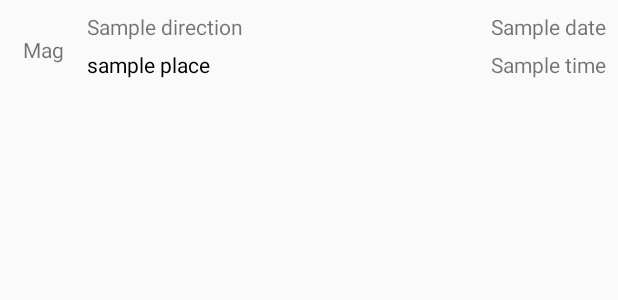
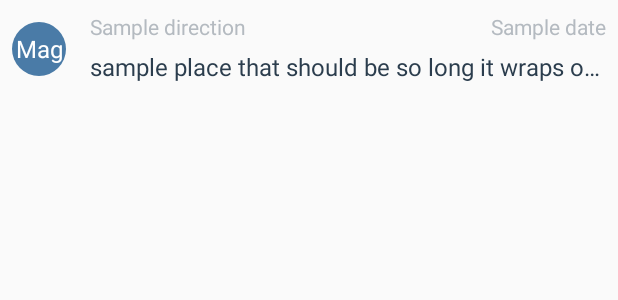
Before and after one commit to osborneandrewj/ud843-QuakeReport, an Android app: the layout quake_item.xml on its own in the app's theme, with its tools: preview values and no code run, on a phone screen of 412 x 824 dp. Shown: the top 300 px of the screen. Run offline under Robolectric (Android 15) with nearby library versions, the phone set to English and light mode, and no system bars.

```diff
--- a/app/src/main/AndroidManifest.xml
+++ b/app/src/main/AndroidManifest.xml
@@ -15,6 +15,7 @@
 -->
 <manifest xmlns:android="http://schemas.android.com/apk/res/android"
     package="com.example.android.quakereport">
+    <uses-permission android:name="android.permission.INTERNET"/>
 
     <application
         android:allowBackup="true"
--- /dev/null
+++ b/app/src/main/res/drawable/magnitude_circle.xml
@@ -0,0 +1,10 @@
+<?xml version="1.0" encoding="utf-8"?>
+<shape xmlns:android="http://schemas.android.com/apk/res/android"
+    android:shape="oval">
+    <solid android:color="@color/magnitude1" />
+    <size
+        android:width="36dp"
+        android:height="36dp" />
+    <corners android:radius="18dp" />
+
+</shape>
--- a/app/src/main/res/layout/quake_item.xml
+++ b/app/src/main/res/layout/quake_item.xml
@@ -9,17 +9,21 @@
 
     <TextView
         android:id="@+id/mag_text"
-        android:layout_width="50dp"
+        android:layout_width="36dp"
+        android:layout_height="36dp"
+        android:layout_gravity="center_vertical"
+        android:layout_marginRight="16dp"
+        android:background="@drawable/magnitude_circle"
         android:gravity="center"
-        android:paddingRight="8dp"
-        android:layout_height="@dimen/list_item_height"
+        android:textColor="#ffffff"
+        android:textSize="16sp"
         tools:text="Mag" />
 
     <LinearLayout
         android:id="@+id/place_and_date_container"
         android:layout_width="0dp"
+        android:layout_height="@dimen/list_item_height"
         android:layout_weight="1"
-        android:layout_height="@dimen/list_item_height"
         android:orientation="vertical">
 
         <LinearLayout
@@ -31,12 +35,14 @@
                 android:id="@+id/direction_text"
                 android:layout_width="wrap_content"
                 android:layout_height="match_parent"
+                android:textColor="@color/textColorEarthquakeDetails"
                 tools:text="Sample direction" />
 
             <TextView
                 android:id="@+id/date_text"
                 android:layout_width="match_parent"
                 android:layout_height="match_parent"
+                android:textColor="@color/textColorEarthquakeDetails"
                 android:gravity="end"
                 tools:text="Sample date" />
 
@@ -51,12 +57,16 @@
                 android:id="@+id/place_text"
                 android:layout_width="wrap_content"
                 android:layout_height="match_parent"
-                android:textColor="#000000"
-                tools:text="sample place" />
+                android:textColor="@color/textColorEarthquakeLocation"
+                android:textSize="16sp"
+                android:ellipsize="end"
+                android:maxLines="1"
+                tools:text="sample place that should be so long it wraps over" />
 
             <TextView
                 android:id="@+id/time_text"
                 android:layout_width="match_parent"
+                android:textColor="@color/textColorEarthquakeDetails"
                 android:layout_height="match_parent"
                 android:gravity="end"
                 tools:text="Sample time" />
--- a/app/src/main/res/layout/quake_list.xml
+++ b/app/src/main/res/layout/quake_list.xml
@@ -5,7 +5,11 @@
     <ListView
         android:id="@+id/list"
         android:layout_width="match_parent"
-        android:layout_height="match_parent">
+        android:layout_height="match_parent"
+        android:divider="@null"
+        android:hapticFeedbackEnabled="true"
+        android:drawSelectorOnTop="true"
+        android:dividerHeight="0dp">
 
     </ListView>
 
--- a/app/src/main/res/values/colors.xml
+++ b/app/src/main/res/values/colors.xml
@@ -22,4 +22,40 @@
 
     <!-- Accent color of the app -->
     <color name="colorAccent">#10CAC9</color>
+
+    <!-- Text color for the details of the earthquake in the list item -->
+    <color name="textColorEarthquakeDetails">#B4BAC0</color>
+
+    <!-- Text color for the primary location of the earthquake in the list item -->
+    <color name="textColorEarthquakeLocation">#2B3D4D</color>
+
+    <!-- Color for an earthquake with magnitude 0 and 2 -->
+    <color name="magnitude1">#4A7BA7</color>
+
+    <!-- Magnitude circle color for an earthquake with magnitude between 2 and 3 -->
+    <color name="magnitude2">#04B4B3</color>
+
+    <!-- Magnitude circle color for an earthquake with magnitude between 3 and 4 -->
+    <color name="magnitude3">#10CAC9</color>
+
+    <!-- Magnitude circle color for an earthquake with magnitude between 4 and 5 -->
+    <color name="magnitude4">#F5A623</color>
+
+    <!-- Magnitude circle color for an earthquake with magnitude between 5 and 6 -->
+    <color name="magnitude5">#FF7D50</color>
+
+    <!-- Magnitude circle color for an earthquake with magnitude between 6 and 7 -->
+    <color name="magnitude6">#FC6644</color>
+
+    <!-- Magnitude circle color for an earthquake with magnitude between 7 and 8 -->
+    <color name="magnitude7">#E75F40</color>
+
+    <!-- Magnitude circle color for an earthquake with magnitude between 8 and 9 -->
+    <color name="magnitude8">#E13A20</color>
+
+    <!-- Magnitude circle color for an earthquake with magnitude between 9 and 10 -->
+    <color name="magnitude9">#D93218</color>
+
+    <!-- Magnitude circle color for an earthquake with magnitude over 10 -->
+    <color name="magnitude10plus">#C03823</color>
 </resources>
```
Also changed, not shown: app/src/main/java/com/example/android/quakereport/EarthquakeActivity.java (+36 -5 lines), app/src/main/java/com/example/android/quakereport/Quake.java (+21 -2 lines), app/src/main/java/com/example/android/quakereport/QuakeAdapter.java (+60 -6 lines), app/src/main/java/com/example/android/quakereport/QueryUtils.java (+142 -14 lines).
